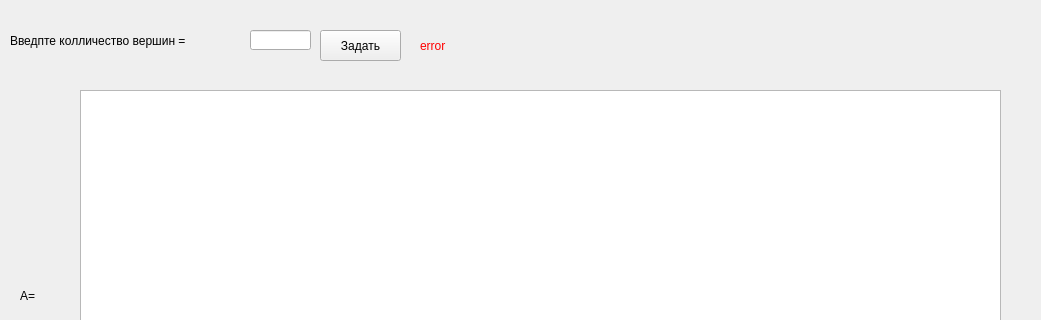
Above: FormApp.ui from MedvedevIgS/UvBS_LR2 before the change; both pictures show x 0 to 1041 and y 0 to 320 of the 1041 by 674 pixel window. Below: the same form after it.
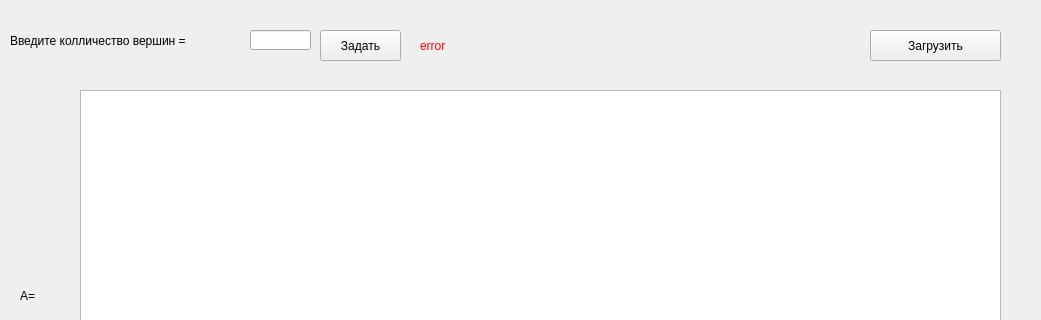
That is the form after the change.

Commit message: Добавлена кнопка загрузки матрицы из txt файла

Patch:
```diff
--- a/FormApp.ui
+++ b/FormApp.ui
@@ -27,7 +27,7 @@
      </rect>
     </property>
     <property name="text">
-     <string>Введпте колличество вершин = </string>
+     <string>Введите колличество вершин = </string>
     </property>
    </widget>
    <widget class="QLineEdit" name="kolV">
@@ -102,7 +102,7 @@
      <rect>
       <x>420</x>
       <y>30</y>
-      <width>161</width>
+      <width>261</width>
       <height>31</height>
      </rect>
     </property>
@@ -113,6 +113,19 @@
      <string>error</string>
     </property>
    </widget>
+   <widget class="QPushButton" name="loadBut">
+    <property name="geometry">
+     <rect>
+      <x>870</x>
+      <y>30</y>
+      <width>131</width>
+      <height>31</height>
+     </rect>
+    </property>
+    <property name="text">
+     <string>Загрузить</string>
+    </property>
+   </widget>
   </widget>
  </widget>
  <resources/>
```
